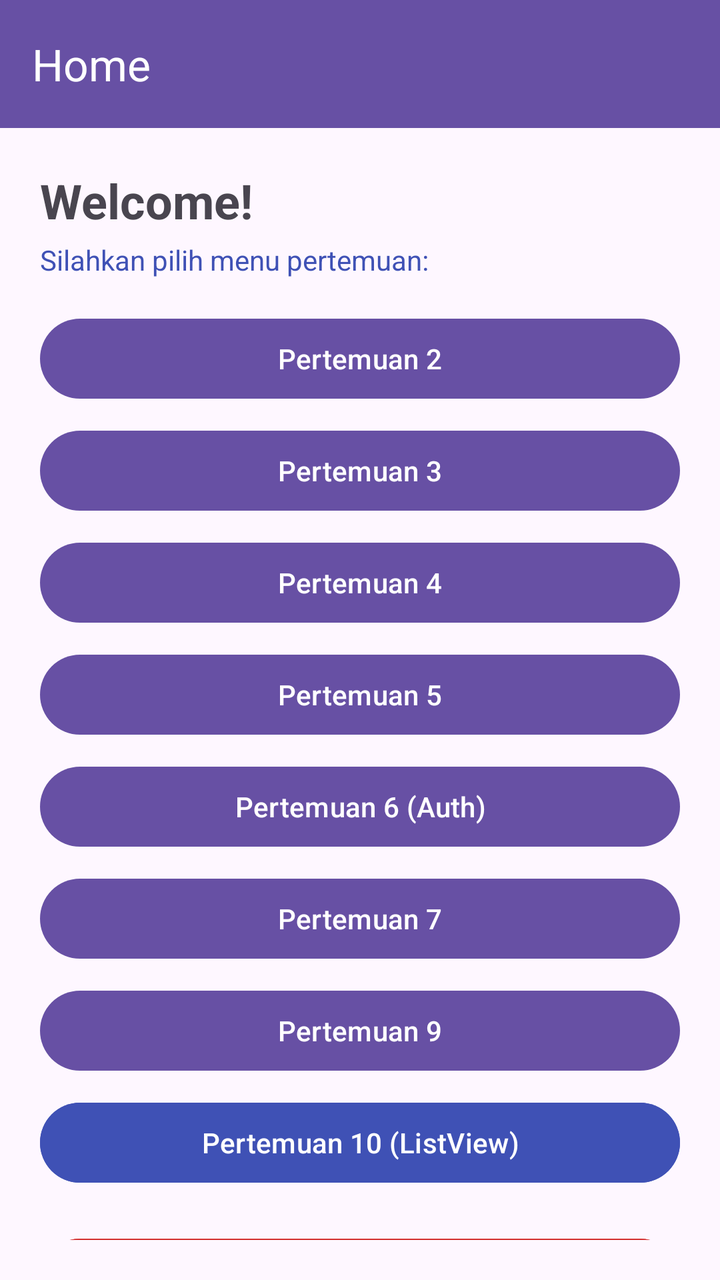
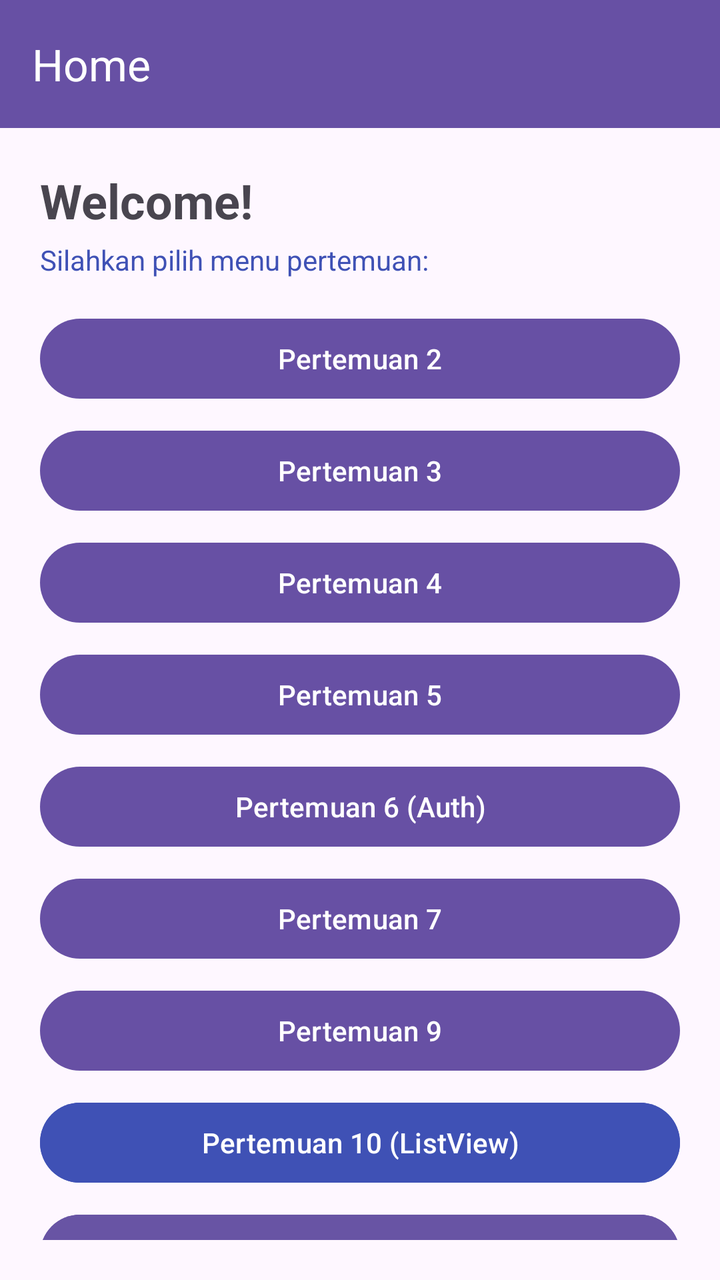

Compare the two renders of this Android layout. The source of the first and the diff that turns it into the second are given below.
<!-- AndroidManifest.xml: application theme Theme.PratikumMobileRifa -->
<!-- res/layout/fragment_home.xml -->
<?xml version="1.0" encoding="utf-8"?>
<androidx.coordinatorlayout.widget.CoordinatorLayout xmlns:android="http://schemas.android.com/apk/res/android"
    xmlns:app="http://schemas.android.com/apk/res-auto"
    xmlns:tools="http://schemas.android.com/tools"
    android:layout_width="match_parent"
    android:layout_height="match_parent"
    tools:context=".home.FragmentHome">

    <com.google.android.material.appbar.AppBarLayout
        android:layout_width="match_parent"
        android:layout_height="wrap_content"
        android:theme="@style/ThemeOverlay.AppCompat.Dark.ActionBar">

        <androidx.appcompat.widget.Toolbar
            android:id="@+id/toolbar"
            android:layout_width="match_parent"
            android:layout_height="?attr/actionBarSize"
            android:background="?attr/colorPrimary"
            app:title="Home"
            app:titleTextColor="@android:color/white" />

    </com.google.android.material.appbar.AppBarLayout>

    <androidx.core.widget.NestedScrollView
        android:layout_width="match_parent"
        android:layout_height="match_parent"
        android:padding="20dp"
        app:layout_behavior="@string/appbar_scrolling_view_behavior">

        <LinearLayout
            android:layout_width="match_parent"
            android:layout_height="wrap_content"
            android:orientation="vertical">

            <TextView
                android:id="@+id/tvWelcomeTitle"
                android:layout_width="wrap_content"
                android:layout_height="wrap_content"
                android:text="Welcome!"
                android:textSize="24sp"
                android:textStyle="bold" />

            <TextView
                android:id="@+id/tvUserHeader"
                android:layout_width="wrap_content"
                android:layout_height="wrap_content"
                android:layout_marginTop="4dp"
                android:layout_marginBottom="16dp"
                android:text="Silahkan pilih menu pertemuan:"
                android:textColor="#3F51B5"
                android:textSize="14sp" />

            <Button
                android:id="@+id/btnToSecond"
                android:layout_width="match_parent"
                android:layout_height="wrap_content"
                android:text="Pertemuan 2" />

            <Button
                android:id="@+id/btnToThird"
                android:layout_width="match_parent"
                android:layout_height="wrap_content"
                android:layout_marginTop="8dp"
                android:text="Pertemuan 3" />

            <Button
                android:id="@+id/btnToFourth"
                android:layout_width="match_parent"
                android:layout_height="wrap_content"
                android:layout_marginTop="8dp"
                android:text="Pertemuan 4" />

            <Button
                android:id="@+id/btnToFifth"
                android:layout_width="match_parent"
                android:layout_height="wrap_content"
                android:layout_marginTop="8dp"
                android:text="Pertemuan 5" />

            <Button
                android:id="@+id/btnToSixth"
                android:layout_width="match_parent"
                android:layout_height="wrap_content"
                android:layout_marginTop="8dp"
                android:text="Pertemuan 6 (Auth)" />

            <Button
                android:id="@+id/btnToSeventh"
                android:layout_width="match_parent"
                android:layout_height="wrap_content"
                android:layout_marginTop="8dp"
                android:text="Pertemuan 7" />

            <Button
                android:id="@+id/btnToNinth"
                android:layout_width="match_parent"
                android:layout_height="wrap_content"
                android:layout_marginTop="8dp"
                android:text="Pertemuan 9" />

            <Button
                android:id="@+id/btnToTenth"
                android:layout_width="match_parent"
                android:layout_height="wrap_content"
                android:layout_marginTop="8dp"
                android:backgroundTint="#3F51B5"
                android:text="Pertemuan 10 (ListView)" />

            <Button
                android:id="@+id/btnLogout"
                android:layout_width="match_parent"
                android:layout_height="wrap_content"
                android:layout_marginTop="20dp"
                android:layout_marginBottom="32dp"
                android:backgroundTint="#D32F2F"
                android:text="Logout" />

        </LinearLayout>
    </androidx.core.widget.NestedScrollView>

</androidx.coordinatorlayout.widget.CoordinatorLayout>
<!-- resources referenced by this layout -->
<resources>
  <style name="Theme.PratikumMobileRifa" parent="Base.Theme.PratikumMobileRifa" />
  <style name="Base.Theme.PratikumMobileRifa" parent="Theme.Material3.DayNight.NoActionBar">
          
          
      </style>
</resources>

<!-- the commit's change to res/layout/fragment_home.xml (unified diff, before → after) -->
@@ -107,6 +107,14 @@
                 android:text="Pertemuan 10 (ListView)" />
 
             <Button
+                android:id="@+id/btnToEleventh"
+                android:layout_width="match_parent"
+                android:layout_height="wrap_content"
+                android:layout_marginTop="8dp"
+                android:backgroundTint="#6854A4"
+                android:text="Pertemuan 11 (TabLayout &amp; ViewPager)" />
+
+            <Button
                 android:id="@+id/btnLogout"
                 android:layout_width="match_parent"
                 android:layout_height="wrap_content"
